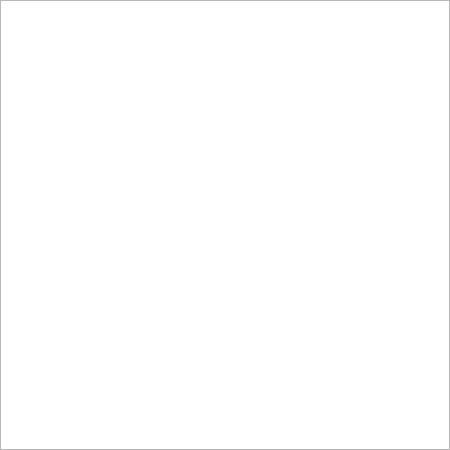
The window that InterfazGraf/mainwindow.ui (segarciamo1/La_Falla_De_Medallo) describes before a commit, drawn with Qt 5.
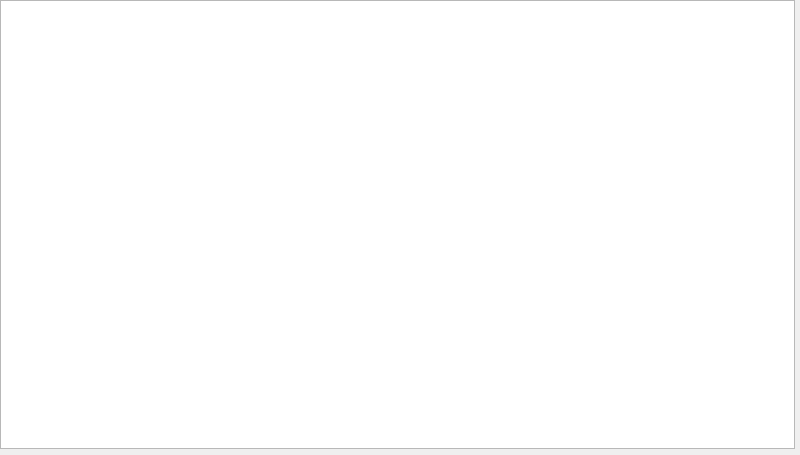
The same window after the commit.

Patch:
```diff
--- a/InterfazGraf/mainwindow.ui
+++ b/InterfazGraf/mainwindow.ui
@@ -6,8 +6,8 @@
    <rect>
     <x>0</x>
     <y>0</y>
-    <width>450</width>
-    <height>450</height>
+    <width>800</width>
+    <height>455</height>
    </rect>
   </property>
   <property name="windowTitle">
@@ -19,8 +19,8 @@
      <rect>
       <x>0</x>
       <y>0</y>
-      <width>450</width>
-      <height>450</height>
+      <width>795</width>
+      <height>449</height>
      </rect>
     </property>
     <property name="verticalScrollBarPolicy">
```
